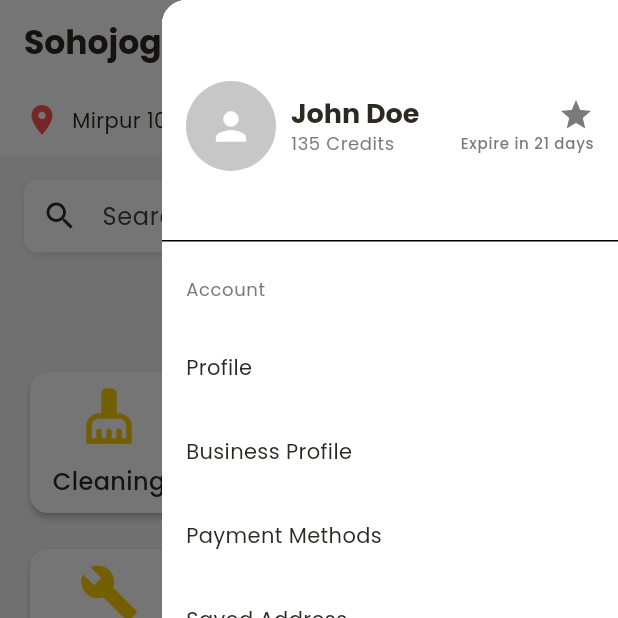
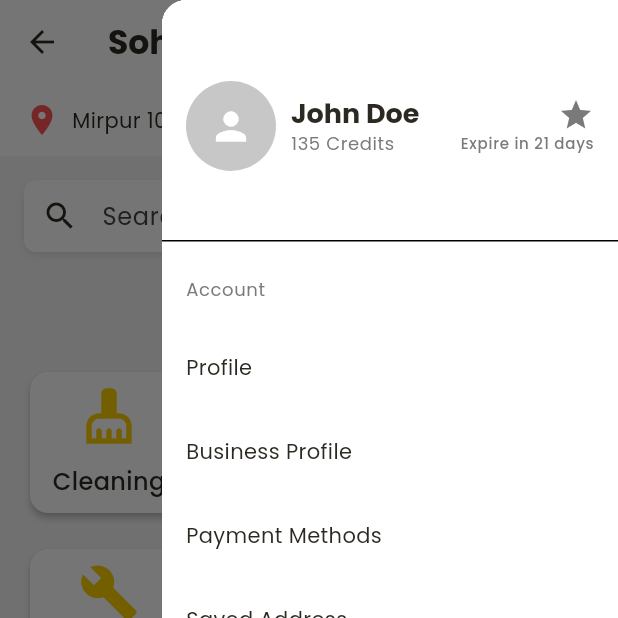
Before and after one commit to Learnathon-By-Geeky-Solutions/team-synergy, a Flutter app: the HomeScreen screen opened directly, with the side drawer open, on a phone screen of 412 x 824 dp, the top half of it. Run offline on Flutter 3.47's test engine with Material 3 defaults, Android fonts, the phone set to English and light mode, and no system bars; drawn by our look-alikes of curved_navigation_bar; our stand-ins replace animated_splash_screen, image_picker, lottie, pin_code_fields, supabase_flutter; accounts and stored records are empty; network calls fail.

Commit message:
basic setup complete

```diff
--- a/sohojogi/lib/screens/business_profile/view_model/worker_registration_view_model.dart
+++ b/sohojogi/lib/screens/business_profile/view_model/worker_registration_view_model.dart
@@ -1,32 +1,19 @@
 import 'package:flutter/material.dart';
+import '../../../base/services/worker_registration_service.dart';
 import '../models/worker_registration_model.dart';
 
 class WorkerRegistrationViewModel extends ChangeNotifier {
   final WorkerRegistrationModel _registrationData = WorkerRegistrationModel();
+  final WorkerRegistrationService _service = WorkerRegistrationService();
+
   bool _isLoading = false;
   String? _errorMessage;
   bool _registrationSuccess = false;
+  bool _isInitialized = false;
 
-  // Available work types
-  final List<WorkTypeModel> _workTypes = [
-    WorkTypeModel(id: '1', name: 'Plumber', icon: 'assets/icons/plumber.png'),
-    WorkTypeModel(id: '2', name: 'Cleaning', icon: 'assets/icons/cleaning.png'),
-    WorkTypeModel(id: '3', name: 'Carpenter', icon: 'assets/icons/carpenter.png'),
-    WorkTypeModel(id: '4', name: 'Electrician', icon: 'assets/icons/electrician.png'),
-    WorkTypeModel(id: '5', name: 'Painter', icon: 'assets/icons/painter.png'),
-    WorkTypeModel(id: '6', name: 'AC Technician', icon: 'assets/icons/ac_technician.png'),
-    WorkTypeModel(id: '7', name: 'Gardener', icon: 'assets/icons/gardener.png'),
-    WorkTypeModel(id: '8', name: 'Driver', icon: 'assets/icons/driver.png'),
-  ];
-
-  // Available countries
-  final List<CountryModel> _countries = [
-    CountryModel(id: '1', name: 'Pakistan', flag: '🇵🇰'),
-    CountryModel(id: '2', name: 'UAE', flag: '🇦🇪'),
-    CountryModel(id: '3', name: 'Gulf', flag: '🇸🇦'),
-    CountryModel(id: '4', name: 'India', flag: '🇮🇳'),
-    CountryModel(id: '5', name: 'Bangladesh', flag: '🇧🇩'),
-  ];
+  // Work types and countries
+  List<WorkTypeModel> _workTypes = [];
+  List<CountryModel> _countries = [];
 
   // Getters
   WorkerRegistrationModel get registrationData => _registrationData;
@@ -36,6 +23,32 @@ class WorkerRegistrationViewModel extends ChangeNotifier {
   String? get errorMessage => _errorMessage;
   bool get registrationSuccess => _registrationSuccess;
   bool get isFormValid => _registrationData.isValid;
+
+  // Initialize data from Supabase
+  Future<void> initialize() async {
+    if (_isInitialized) return;
+
+    _isLoading = true;
+    _errorMessage = null;
+    notifyListeners();
+
+    try {
+      // Load work types and countries from Supabase
+      final workTypesData = await _service.getWorkTypes();
+      final countriesData = await _service.getCountries();
+
+      _workTypes = workTypesData;
+      _countries = countriesData;
+      _isInitialized = true;
+
+      _isLoading = false;
+      notifyListeners();
+    } catch (e) {
+      _isLoading = false;
+      _errorMessage = 'Failed to load data. Please try again.';
+      notifyListeners();
+    }
+  }
 
   // Update methods
   void updateFullName(String value) {
@@ -117,11 +130,8 @@ class WorkerRegistrationViewModel extends ChangeNotifier {
     notifyListeners();
 
     try {
-      // Simulate API call
-      await Future.delayed(const Duration(seconds: 2));
-
-      // In a real app, you would submit to an API here
-      // final response = await apiService.registerWorker(_registrationData);
+      // Submit to Supabase
+      await _service.registerWorker(_registrationData);
 
       _isLoading = false;
       _registrationSuccess = true;
@@ -129,7 +139,7 @@ class WorkerRegistrationViewModel extends ChangeNotifier {
       return true;
     } catch (e) {
       _isLoading = false;
-      _errorMessage = 'Registration failed. Please try again.';
+      _errorMessage = 'Registration failed: ${e.toString()}';
       notifyListeners();
       return false;
     }
@@ -156,5 +166,4 @@ class WorkerRegistrationViewModel extends ChangeNotifier {
 
     notifyListeners();
   }
-
 }
--- a/sohojogi/lib/screens/business_profile/views/business_profile_list_view.dart
+++ b/sohojogi/lib/screens/business_profile/views/business_profile_list_view.dart
@@ -96,6 +96,12 @@ class _RegistrationFormWidgetState extends State<RegistrationFormWidget> {
   @override
   void initState() {
     super.initState();
+
+    // Initialize the view model
+    WidgetsBinding.instance.addPostFrameCallback((_) {
+      widget.viewModel.initialize();
+    });
+
     // Pre-fill form if there's existing data
     _nameController.text = widget.viewModel.registrationData.fullName;
     _phoneController.text = widget.viewModel.registrationData.phoneNumber;
--- a/sohojogi/lib/screens/splash/splash_screen.dart
+++ b/sohojogi/lib/screens/splash/splash_screen.dart
@@ -2,6 +2,8 @@ import 'package:animated_splash_screen/animated_splash_screen.dart';
 import 'package:flutter/material.dart';
 import 'package:lottie/lottie.dart';
 import 'package:sohojogi/screens/authentication/views/signin_view.dart';
+
+import '../home/views/home_list_view.dart';
 
 class SplashScreen extends StatelessWidget {
   const SplashScreen({super.key});
@@ -23,7 +25,7 @@ class SplashScreen extends StatelessWidget {
           ),
         ),
       ),
-      nextScreen: const SignInView(),
+      nextScreen: const HomeScreen(),
       splashIconSize: 400,
       backgroundColor: backgroundColor,
       duration: 1000,
```
Also changed, not shown: 125 other files.
